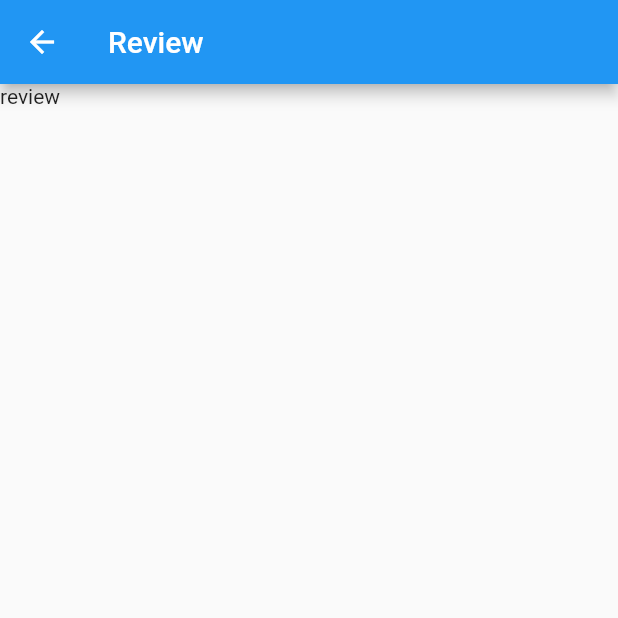
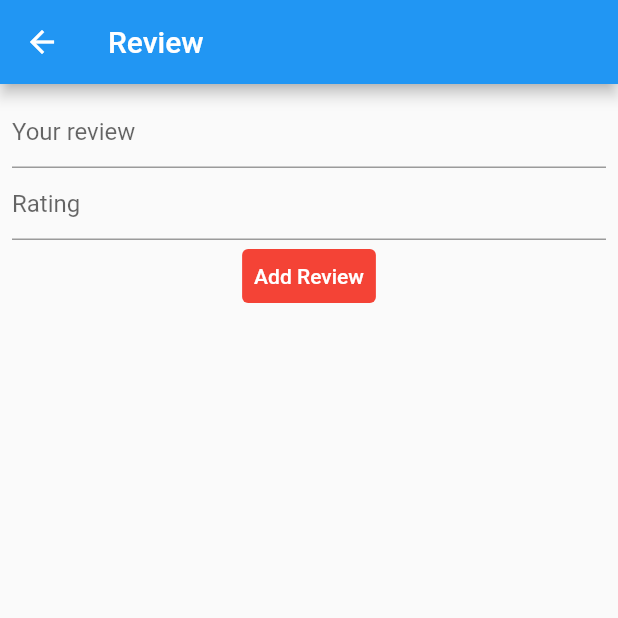
Before and after one commit to wanmuz86/flutter_places_tnbr, a Flutter app: the ReviewPage screen opened directly, on a phone screen of 412 x 824 dp, the top half of it. Run offline on Flutter 3.47's test engine with Material 2 defaults, Android fonts, the light colour scheme and no system bars; network calls fail.

Commit message:
add item

```diff
--- a/lib/widgets/review.dart
+++ b/lib/widgets/review.dart
@@ -5,7 +5,37 @@ class ReviewPage extends StatelessWidget {
   Widget build(BuildContext context) {
      return Scaffold(
       appBar: AppBar(title: Text("Review"),),
-      body: Text("review"),
+      body: Padding(
+        padding: const EdgeInsets.all(8.0),
+        child: SingleChildScrollView(
+          child: Column(
+            children: [
+              TextField(
+                keyboardType: TextInputType.emailAddress,
+                decoration: InputDecoration(
+                  hintText: "Your review",
+                ),
+              ),
+              TextField(
+
+                decoration: InputDecoration(
+                  hintText: "Rating",
+                ),
+              ),
+              TextButton(
+                style: TextButton.styleFrom(
+                    backgroundColor: Colors.red, primary: Colors.white),
+                onPressed: () {
+
+
+
+                },
+                child: Text("Add Review"),
+              )
+            ],
+          ),
+        ),
+      ),
     );
   }
 }
```
Also changed, not shown: lib/widgets/detail.dart (+17 -1 lines), lib/widgets/place.dart (+7 -0 lines).
